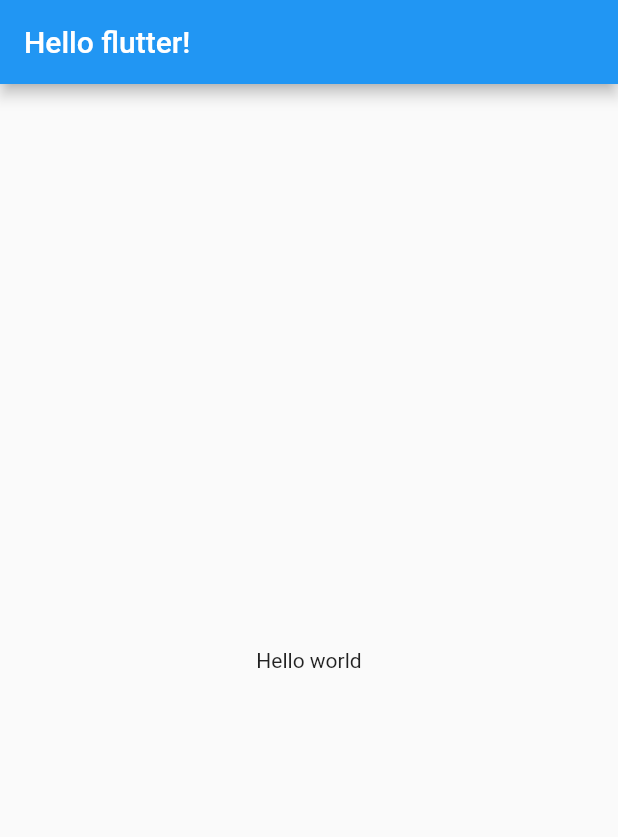
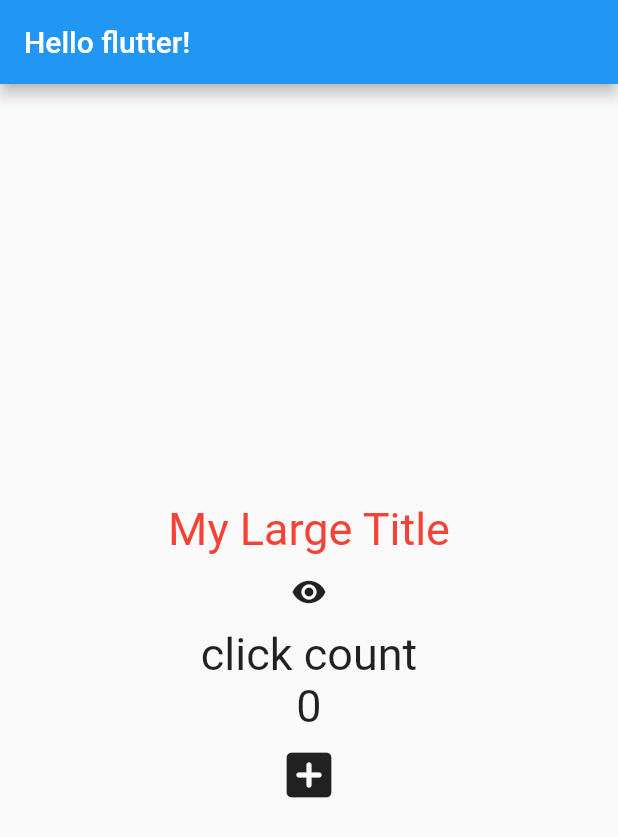
Before and after one commit to thsuekfk2/study-flutter-clone-webtoon, a Flutter app: the screen it shows after launch, on a phone screen of 412 x 824 dp. Shown: the top 837 px of the screen. Run offline on Flutter 3.47's test engine with Material 2 defaults, Android fonts, the phone set to English and light mode, and no system bars.

```diff
--- a/lib/main.dart
+++ b/lib/main.dart
@@ -1,21 +1,107 @@
 import 'package:flutter/material.dart';
 
 void main() {
-  runApp(App());
+  runApp(const App());
 }
 
-class App extends StatelessWidget {
+class App extends StatefulWidget {
+  const App({super.key});
+
+  @override
+  State<App> createState() => _AppState();
+}
+
+class _AppState extends State<App> {
+  bool showTitle = true;
+  int counter = 0;
+  List<int> numbers = [];
+
+  void toggleTitle() {
+    setState(() {
+      showTitle = !showTitle;
+    });
+  }
+
+  void onClicked() {
+    setState(() {
+      counter = counter + 1;
+      numbers.add(numbers.length);
+    });
+    print(numbers);
+  }
+
   @override
   Widget build(BuildContext context) {
     return MaterialApp(
+      theme: ThemeData(
+          textTheme: const TextTheme(
+        titleLarge: TextStyle(color: Colors.red),
+      )),
       home: Scaffold(
         appBar: AppBar(
-          title: Text("Hello flutter!"),
+          title: const Text("Hello flutter!"),
         ),
         body: Center(
-          child: Text("Hello world"),
+          child: Column(mainAxisAlignment: MainAxisAlignment.center, children: [
+            showTitle ? const MyLargeTitle() : const Text("nothing"),
+            IconButton(
+              onPressed: toggleTitle,
+              icon: const Icon(Icons.remove_red_eye),
+            ),
+            const Text(
+              "click count",
+              style: TextStyle(fontSize: 30),
+            ),
+            for (var n in numbers) Text('$n'),
+            Text(
+              '$counter',
+              style: const TextStyle(fontSize: 30),
+            ),
+            IconButton(
+              iconSize: 40,
+              onPressed: onClicked,
+              icon: const Icon(Icons.add_box_rounded),
+            )
+          ]),
         ),
       ),
     );
   }
 }
+
+class MyLargeTitle extends StatefulWidget {
+  const MyLargeTitle({
+    super.key,
+  });
+
+  @override
+  State<MyLargeTitle> createState() => _MyLargeTitleState();
+}
+
+class _MyLargeTitleState extends State<MyLargeTitle> {
+  @override
+  void initState() {
+    // TODO: implement initState
+    super.initState();
+    print("initState!");
+  }
+
+  @override
+  void dispose() {
+    // TODO: implement dispose
+    super.dispose();
+    print("dispose!");
+  }
+
+  @override
+  Widget build(BuildContext context) {
+    print("build!");
+    return Text(
+      "My Large Title",
+      style: TextStyle(
+        fontSize: 30,
+        color: Theme.of(context).textTheme.titleLarge?.color,
+      ),
+    );
+  }
+}
```
